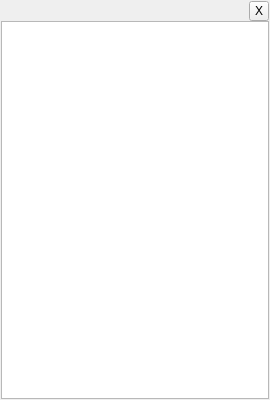
Old version of the form src/box.ui in the repository NeiroNext/QuickTranslator.
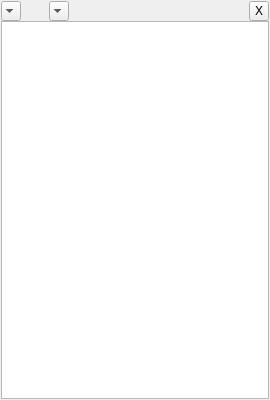
New version of the form. Icons and pictures are not drawn.

Commit message: Add translate ComboBox and reverse button to translate Dialog window Connect translate combobox and write some code for this Correct themes for new elements, some correct for deftranslate window

Diff of the .ui file:
```diff
--- a/src/box.ui
+++ b/src/box.ui
@@ -13,12 +13,6 @@
   <property name="windowTitle">
    <string notr="true">Dialog</string>
   </property>
-  <property name="windowOpacity">
-   <double>1.000000000000000</double>
-  </property>
-  <property name="styleSheet">
-   <string notr="true"/>
-  </property>
   <layout class="QVBoxLayout" name="verticalLayout">
    <property name="spacing">
     <number>0</number>
@@ -40,6 +34,61 @@
      <property name="spacing">
       <number>0</number>
      </property>
+     <item>
+      <widget class="QComboBox" name="cbFrom">
+       <property name="minimumSize">
+        <size>
+         <width>20</width>
+         <height>0</height>
+        </size>
+       </property>
+       <property name="maximumSize">
+        <size>
+         <width>20</width>
+         <height>20</height>
+        </size>
+       </property>
+      </widget>
+     </item>
+     <item>
+      <widget class="QToolButton" name="reverse">
+       <property name="minimumSize">
+        <size>
+         <width>20</width>
+         <height>20</height>
+        </size>
+       </property>
+       <property name="icon">
+        <iconset resource="main.qrc">
+         <normaloff>:/files/imgs/reverse.svg</normaloff>:/files/imgs/reverse.svg</iconset>
+       </property>
+       <property name="iconSize">
+        <size>
+         <width>20</width>
+         <height>20</height>
+        </size>
+       </property>
+       <property name="autoRaise">
+        <bool>true</bool>
+       </property>
+      </widget>
+     </item>
+     <item>
+      <widget class="QComboBox" name="cbTo">
+       <property name="minimumSize">
+        <size>
+         <width>20</width>
+         <height>0</height>
+        </size>
+       </property>
+       <property name="maximumSize">
+        <size>
+         <width>20</width>
+         <height>20</height>
+        </size>
+       </property>
+      </widget>
+     </item>
      <item>
       <spacer name="horizontalSpacer">
        <property name="orientation">
```
Left out of the diff: 4 changed lines with no effect on the pictures. The commit also changes 7 other files.
